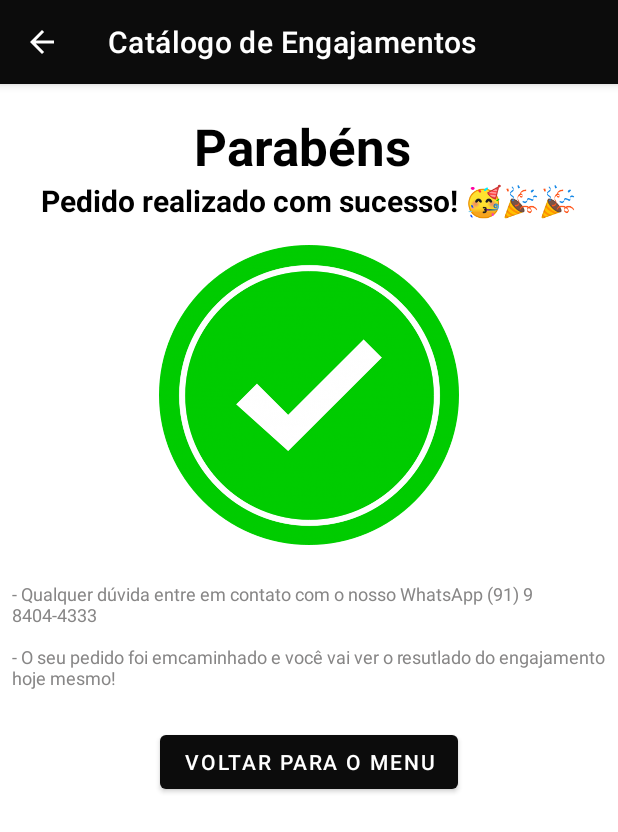
After one commit to gustavodias24/catalogo-app, an Android app: the PagamentoConcluitdoActivity screen opened directly, with no data from a screen before it, on a phone screen of 412 x 824 dp. The commit adds this screen. Shown: the top 832 px of the screen. Run offline under Robolectric (Android 15) with nearby library versions, the phone set to English and light mode, and no system bars.

Commit message:
SISTEMA DE PAGAMENTO CONCLUÍDO

```diff
--- a/app/build.gradle
+++ b/app/build.gradle
@@ -34,8 +34,6 @@ android {
 }
 
 dependencies {
-
-
     implementation 'com.squareup.retrofit2:retrofit:2.9.0'
     implementation 'com.squareup.retrofit2:converter-gson:2.9.0'
 
--- /dev/null
+++ b/app/src/main/java/benicio/solucoes/catalogo/activitys/PagamentoConcluitdoActivity.java
@@ -0,0 +1,49 @@
+package benicio.solucoes.catalogo.activitys;
+
+import androidx.annotation.NonNull;
+import androidx.appcompat.app.AppCompatActivity;
+
+import android.content.Intent;
+import android.os.Bundle;
+import android.view.MenuItem;
+
+import benicio.solucoes.catalogo.databinding.ActivityPagamentoConcluitdoBinding;
+
+public class PagamentoConcluitdoActivity extends AppCompatActivity {
+
+    private ActivityPagamentoConcluitdoBinding vb;
+
+    @Override
+    protected void onCreate(Bundle savedInstanceState) {
+        super.onCreate(savedInstanceState);
+        vb = ActivityPagamentoConcluitdoBinding.inflate(getLayoutInflater());
+        setContentView(vb.getRoot());
+
+        getSupportActionBar().setDisplayShowHomeEnabled(true);
+        getSupportActionBar().setDisplayHomeAsUpEnabled(true);
+
+        vb.btnVoltarMenu.setOnClickListener(v -> {
+            voltarMenu();
+        });
+
+
+
+    }
+
+    @Override
+    public boolean onOptionsItemSelected(@NonNull MenuItem item) {
+
+        if ( item.getItemId() == android.R.id.home){
+            voltarMenu();
+        }
+        return super.onOptionsItemSelected(item);
+    }
+
+    public void voltarMenu(){
+        startActivity(
+                new Intent(getApplicationContext(), MenuActivity.class)
+        );
+        finish();
+    }
+
+}
--- a/app/src/main/res/layout/activity_main.xml
+++ b/app/src/main/res/layout/activity_main.xml
@@ -25,7 +25,7 @@
             android:text="Escolha o link da sua publicação:"
             android:textColor="#FFFFFF"
             android:textStyle="bold"
-            app:layout_constraintBottom_toTopOf="@+id/editTextTextPersonName"
+            app:layout_constraintBottom_toTopOf="@+id/editLinkPub"
             app:layout_constraintEnd_toEndOf="parent"
             app:layout_constraintHorizontal_bias="0.0"
             app:layout_constraintStart_toStartOf="parent"
@@ -190,7 +190,7 @@
             app:layout_constraintTop_toBottomOf="@+id/textTitleProduto" />
 
         <EditText
-            android:id="@+id/editTextTextPersonName"
+            android:id="@+id/editLinkPub"
             android:layout_width="395dp"
             android:layout_height="wrap_content"
             android:background="@drawable/back_redondo"
@@ -214,7 +214,7 @@
             app:layout_constraintBottom_toTopOf="@+id/btn_pagar"
             app:layout_constraintEnd_toEndOf="parent"
             app:layout_constraintStart_toStartOf="parent"
-            app:layout_constraintTop_toBottomOf="@+id/editTextTextPersonName">
+            app:layout_constraintTop_toBottomOf="@+id/editLinkPub">
 
             <TextView
                 android:id="@+id/textView"
--- a/app/src/main/res/layout/activity_pagamento.xml
+++ b/app/src/main/res/layout/activity_pagamento.xml
@@ -1,5 +1,6 @@
 <?xml version="1.0" encoding="utf-8"?>
-<LinearLayout xmlns:android="http://schemas.android.com/apk/res/android"
+
+<androidx.constraintlayout.widget.ConstraintLayout xmlns:android="http://schemas.android.com/apk/res/android"
     xmlns:app="http://schemas.android.com/apk/res-auto"
     xmlns:tools="http://schemas.android.com/tools"
     android:id="@+id/ponheta"
@@ -12,4 +13,4 @@
         android:layout_width="match_parent"
         android:layout_height="match_parent"
         android:layout_weight="1" />
-</LinearLayout>
+</androidx.constraintlayout.widget.ConstraintLayout>
--- /dev/null
+++ b/app/src/main/res/layout/activity_pagamento_concluitdo.xml
@@ -0,0 +1,86 @@
+<?xml version="1.0" encoding="utf-8"?>
+<ScrollView
+    xmlns:android="http://schemas.android.com/apk/res/android"
+    xmlns:app="http://schemas.android.com/apk/res-auto"
+    xmlns:tools="http://schemas.android.com/tools"
+    android:layout_height="match_parent"
+    android:layout_width="match_parent"
+    android:fillViewport="true"
+   >
+<androidx.constraintlayout.widget.ConstraintLayout
+
+    android:layout_width="match_parent"
+    android:layout_height="match_parent"
+    tools:context=".activitys.PagamentoConcluitdoActivity">
+
+    <ImageView
+        android:id="@+id/imageView"
+        android:layout_width="200dp"
+        android:layout_height="200dp"
+        android:layout_marginTop="8dp"
+        android:layout_marginBottom="8dp"
+        app:layout_constraintBottom_toTopOf="@+id/textView4"
+        app:layout_constraintEnd_toEndOf="parent"
+        app:layout_constraintHorizontal_bias="0.5"
+        app:layout_constraintStart_toStartOf="parent"
+        app:layout_constraintTop_toBottomOf="@+id/textView3"
+        app:srcCompat="@drawable/confirmacao" />
+
+    <TextView
+        android:id="@+id/textView2"
+        android:layout_width="wrap_content"
+        android:layout_height="wrap_content"
+        android:text="Parabéns "
+        android:textColor="#000000"
+        android:textSize="34sp"
+        android:textStyle="bold"
+        app:layout_constraintBottom_toTopOf="@+id/textView3"
+        app:layout_constraintEnd_toEndOf="parent"
+        app:layout_constraintHorizontal_bias="0.5"
+        app:layout_constraintStart_toStartOf="parent"
+        app:layout_constraintTop_toTopOf="parent"
+        app:layout_constraintVertical_bias="0.060000002"
+        app:layout_constraintVertical_chainStyle="packed" />
+
+    <TextView
+        android:id="@+id/textView3"
+        android:layout_width="wrap_content"
+        android:layout_height="wrap_content"
+        android:layout_marginBottom="8dp"
+        android:text="Pedido realizado com sucesso! 🥳🎉🎉"
+        android:textColor="#000000"
+        android:textSize="20sp"
+        android:textStyle="bold"
+        app:layout_constraintBottom_toTopOf="@+id/imageView"
+        app:layout_constraintEnd_toEndOf="parent"
+        app:layout_constraintHorizontal_bias="0.5"
+        app:layout_constraintStart_toStartOf="parent"
+        app:layout_constraintTop_toBottomOf="@+id/textView2" />
+
+    <TextView
+        android:id="@+id/textView4"
+        android:layout_width="wrap_content"
+        android:layout_height="wrap_content"
+        android:layout_marginTop="8dp"
+        android:layout_marginBottom="16dp"
+        android:padding="8dp"
+        android:text="- Qualquer dúvida entre em contato com o nosso WhatsApp (91) 9 8404-4333\n\n- O seu pedido foi emcaminhado e você vai ver o resutlado do engajamento hoje mesmo!"
+        android:textColor="#878686"
+        android:textSize="12sp"
+        app:layout_constraintBottom_toTopOf="@+id/btnVoltarMenu"
+        app:layout_constraintEnd_toEndOf="parent"
+        app:layout_constraintHorizontal_bias="0.5"
+        app:layout_constraintStart_toStartOf="parent"
+        app:layout_constraintTop_toBottomOf="@+id/imageView" />
+
+    <Button
+        android:id="@+id/btnVoltarMenu"
+        android:layout_width="wrap_content"
+        android:layout_height="wrap_content"
+        android:text="Voltar para o menu"
+        app:layout_constraintBottom_toBottomOf="parent"
+        app:layout_constraintEnd_toEndOf="parent"
+        app:layout_constraintHorizontal_bias="0.5"
+        app:layout_constraintStart_toStartOf="parent"
+        app:layout_constraintTop_toBottomOf="@+id/textView4" />
+</androidx.constraintlayout.widget.ConstraintLayout></ScrollView>
```
Also changed, not shown: app/src/main/AndroidManifest.xml (+20 -13 lines), app/src/main/java/benicio/solucoes/catalogo/activitys/MainActivity.java (+31 -9 lines), app/src/main/java/benicio/solucoes/catalogo/activitys/PagamentoActivity.java (+111 -20 lines), app/src/main/java/benicio/solucoes/catalogo/models/GenericModel.java (added, +8 -0 lines), app/src/main/java/benicio/solucoes/catalogo/models/MercadoPagoModel.java (+18 -0 lines), app/src/main/java/benicio/solucoes/catalogo/models/PedidoModel.java (added, +53 -0 lines), app/src/main/java/benicio/solucoes/catalogo/services/ApiCatalogoService.java (added, +23 -0 lines), app/src/main/java/benicio/solucoes/catalogo/services/Service.java (deleted, +0 -13 lines), app/src/main/res/menu/menu_finalizar_pedido.xml (added, +8 -0 lines), app/src/main/res/drawable-v24/confirmacao.png (added).
